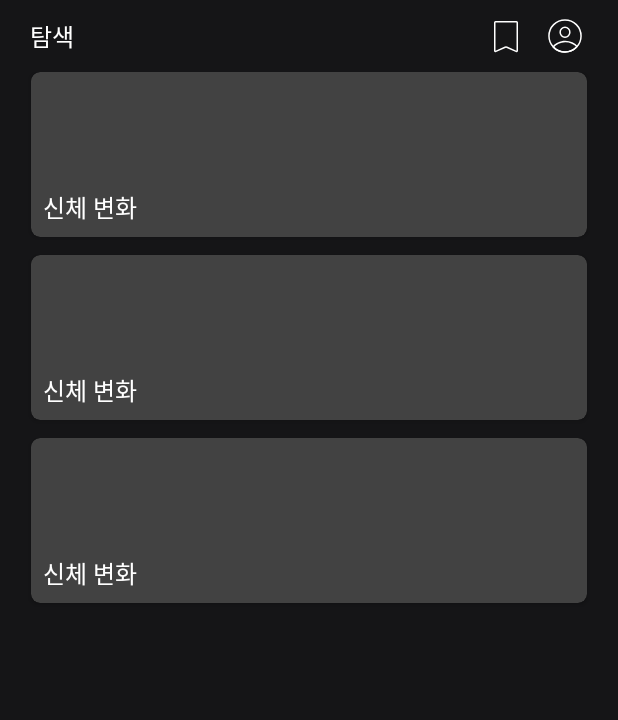
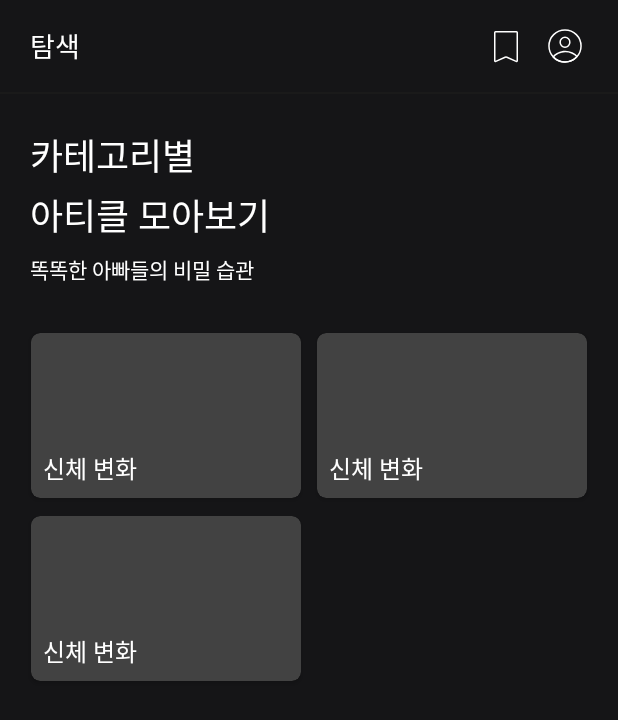
Before and after one commit to Team-LionHeart/LionHeart-AOS, an Android app: the layout fragment_search.xml on its own in the app's theme, with its tools: preview values and no code run, on a phone screen of 412 x 824 dp. Shown: the top 720 px of the screen. Run offline under Robolectric (Android 15) with nearby library versions, the phone set to English and light mode, and no system bars.

Commit message:
#9 ui : search title 분리

```diff
--- a/app/src/main/java/com/lionheart/presentation/search/SearchFragment.kt
+++ b/app/src/main/java/com/lionheart/presentation/search/SearchFragment.kt
@@ -9,7 +9,6 @@ import com.lionheart.databinding.FragmentSearchBinding
 
 class SearchFragment : BindingFragment<FragmentSearchBinding>(R.layout.fragment_search) {
     private val viewModel by viewModels<SearchViewModel>()
-    private var searchCategoryTitleAdapter: SearchCategoryTitleAdapter? = null
     private var searchCategoryAdapter: SearchCategoryAdapter? = null
 
     override fun constructLayout() {
@@ -17,28 +16,15 @@ class SearchFragment : BindingFragment<FragmentSearchBinding>(R.layout.fragment_
     }
 
     private fun initAdapter() {
-        searchCategoryTitleAdapter = SearchCategoryTitleAdapter()
         searchCategoryAdapter = SearchCategoryAdapter()
 
         searchCategoryAdapter?.submitList(viewModel.categoryList)
 
-        val gridLayoutManager = GridLayoutManager(context, 2)
-
-        gridLayoutManager.spanSizeLookup = object : GridLayoutManager.SpanSizeLookup() {
-            override fun getSpanSize(position: Int): Int {
-                return if (position == 0) 2 else 1
-            }
-        }
-
-        binding.rvSearchCategory.layoutManager = gridLayoutManager
-
-        binding.rvSearchCategory.adapter =
-            ConcatAdapter(searchCategoryTitleAdapter, searchCategoryAdapter)
+        binding.rvSearchCategory.adapter = searchCategoryAdapter
     }
 
     override fun onDestroyView() {
         super.onDestroyView()
         searchCategoryAdapter = null
-        searchCategoryTitleAdapter
     }
 }
--- a/app/src/main/res/layout/fragment_search.xml
+++ b/app/src/main/res/layout/fragment_search.xml
@@ -20,10 +20,10 @@
             app:layout_constraintTop_toTopOf="parent">
 
             <TextView
-                style="@style/TextAppearance.LionHeart.Title1"
+                style="@style/TextAppearance.LionHeart.Head4"
                 android:layout_width="wrap_content"
                 android:layout_height="wrap_content"
-                android:layout_marginVertical="12dp"
+                android:layout_marginVertical="17dp"
                 android:layout_marginStart="20dp"
                 android:text="@string/search_header_title"
                 app:layout_constraintBottom_toBottomOf="parent"
@@ -52,17 +52,52 @@
 
         </androidx.constraintlayout.widget.ConstraintLayout>
 
+        <View
+            android:layout_width="0dp"
+            android:layout_height="1dp"
+            app:layout_constraintStart_toStartOf="parent"
+            app:layout_constraintEnd_toEndOf="parent"
+            app:layout_constraintTop_toBottomOf="@id/layout_search_header"
+            android:background="@color/gray_1000"/>
+
+        <TextView
+            android:id="@+id/tv_search_title"
+            style="@style/TextAppearance.LionHeart.Head2"
+            android:layout_width="wrap_content"
+            android:layout_height="wrap_content"
+            android:layout_marginTop="24dp"
+            android:layout_marginStart="20dp"
+            android:text="카테고리별\n아티클 모아보기"
+            app:layout_constraintStart_toStartOf="parent"
+            app:layout_constraintTop_toBottomOf="@id/layout_search_header" />
+
+        <TextView
+            android:id="@+id/tv_search_subtitle"
+            style="@style/TextAppearance.LionHeart.Body3_Regular"
+            android:layout_width="wrap_content"
+            android:layout_height="wrap_content"
+            android:layout_marginTop="8dp"
+            android:text="똑똑한 아빠들의 비밀 습관"
+            android:layout_marginStart="20dp"
+            app:layout_constraintStart_toStartOf="parent"
+            app:layout_constraintTop_toBottomOf="@id/tv_search_title"
+            android:layout_marginBottom="16dp"
+            app:layout_constraintBottom_toTopOf="@id/rv_search_category"/>
+
         <androidx.recyclerview.widget.RecyclerView
             android:id="@+id/rv_search_category"
             android:paddingHorizontal="15dp"
             android:layout_width="0dp"
-            android:layout_height="wrap_content"
+            android:layout_height="0dp"
             app:spanCount="2"
-            app:layoutManager="androidx.recyclerview.widget.LinearLayoutManager"
+            android:clipToPadding="false"
+            android:paddingTop="16dp"
+            app:layoutManager="androidx.recyclerview.widget.GridLayoutManager"
             tools:listitem="@layout/item_search_category"
             app:layout_constraintStart_toStartOf="parent"
             app:layout_constraintEnd_toEndOf="parent"
-            app:layout_constraintTop_toBottomOf="@id/layout_search_header"/>
+            app:layout_constraintTop_toBottomOf="@id/tv_search_subtitle"
+            app:layout_constraintBottom_toBottomOf="parent"/>
 
     </androidx.constraintlayout.widget.ConstraintLayout>
 </layout>
```
